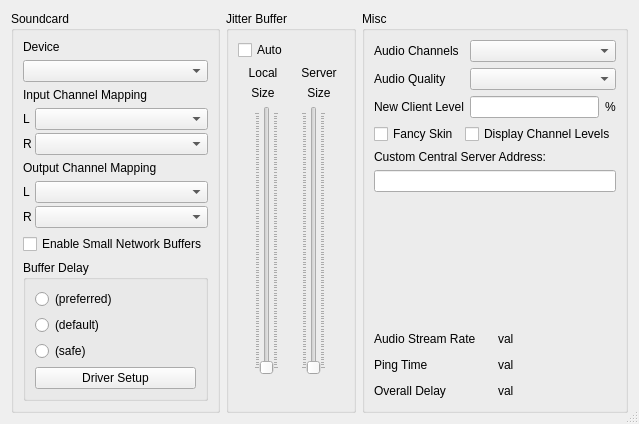
Old version of the form src/clientsettingsdlgbase.ui in the repository jamulussoftware/jamulus.
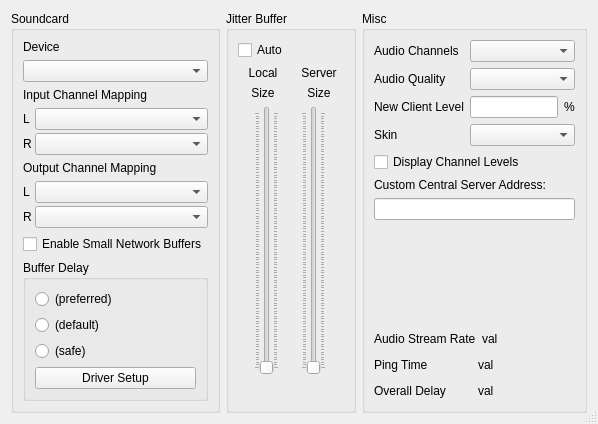
New version of the form. Icons and pictures are not drawn. Custom widgets are drawn as their Qt base class.

Commit message: add new "slim channel" skin, intended for large ensembles (#339)

```diff
--- a/src/clientsettingsdlgbase.ui
+++ b/src/clientsettingsdlgbase.ui
@@ -508,6 +508,13 @@
             </property>
            </widget>
           </item>
+          <item>
+           <widget class="QLabel" name="lblSkin">
+            <property name="text">
+             <string>Skin</string>
+            </property>
+           </widget>
+          </item>
          </layout>
         </item>
         <item>
@@ -532,18 +539,12 @@
             </item>
            </layout>
           </item>
-         </layout>
+          <item>
+           <widget class="QComboBox" name="cbxSkin"/>
         </item>
        </layout>
       </item>
-      <item>
-       <layout class="QHBoxLayout">
-        <item>
-         <widget class="QCheckBox" name="chbGUIDesignFancy">
-          <property name="text">
-           <string>Fancy Skin</string>
-          </property>
-         </widget>
+       </layout>
         </item>
         <item>
          <widget class="QCheckBox" name="chbDisplayChannelLevels">
@@ -552,8 +553,6 @@
           </property>
          </widget>
         </item>
-       </layout>
-      </item>
       <item>
        <widget class="QLabel" name="lblCentralServerAddress">
         <property name="text">
```
Left out of the diff: 2 changed lines with no effect on the pictures. Lines whose indentation alone changed are shown as unchanged. The commit also changes 10 other files.
